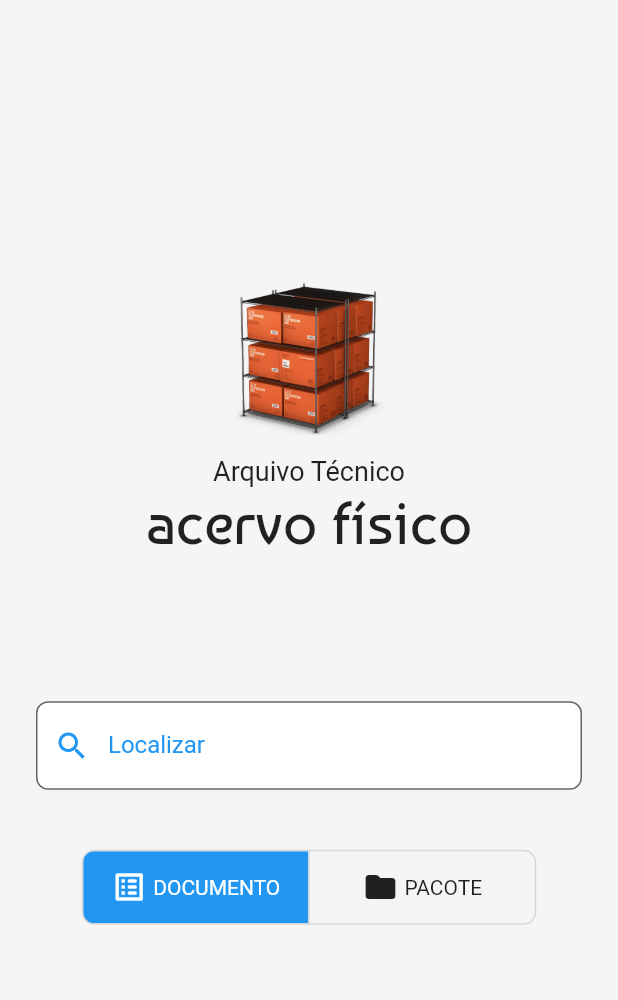
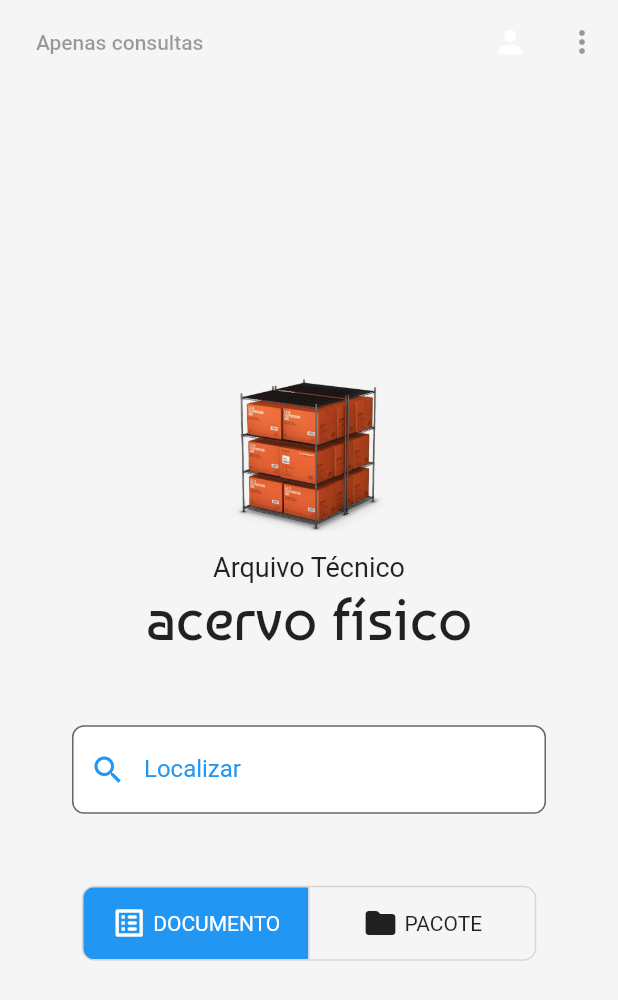
Before and after one commit to jeffpontocom/acervo_fisico, a Flutter app: the screen it shows after launch, on a phone screen of 412 x 824 dp. Shown: the top 1000 px of the screen. Run offline on Flutter 3.47's test engine with Material 2 defaults, Android fonts, the phone set to English and light mode, and no system bars; our stand-ins replace parse_server_sdk_flutter; statements that could not run were skipped.

Commit message:
Simple commit

```diff
--- a/lib/views/home.dart
+++ b/lib/views/home.dart
@@ -1,6 +1,11 @@
+import 'dart:ui';
+
 import 'package:acervo_fisico/controllers/localizar_documento.dart';
 import 'package:acervo_fisico/controllers/localizar_pacote.dart';
+import 'package:acervo_fisico/main.dart';
 import 'package:flutter/material.dart';
+
+import 'login.dart';
 
 enum contexto { documentos, pacotes }
 
@@ -9,6 +14,11 @@ class MyApp extends StatelessWidget {
   Widget build(BuildContext context) {
     return MaterialApp(
       title: 'Acervo físico',
+      theme: ThemeData(
+        primarySwatch: Colors.blue,
+        visualDensity: VisualDensity.adaptivePlatformDensity,
+      ),
+      debugShowCheckedModeBanner: false,
       home: MyHomePage(),
     );
   }
@@ -71,10 +81,36 @@ class _MyHomePageState extends State<MyHomePage> {
   @override
   Widget build(BuildContext context) {
     return Scaffold(
+      appBar: AppBar(
+        backgroundColor: Colors.transparent,
+        shadowColor: Colors.transparent,
+        foregroundColor: Colors.black54,
+        title: TextButton(
+          onPressed: null,
+          child: Text(currentUser != null
+              ? currentUser!.emailAddress!
+              : 'Apenas consultas'),
+        ),
+        leadingWidth: 0,
+        actions: [
+          IconButton(
+            onPressed: () => LoginLogout(context),
+            icon: Icon(Icons.person),
+          ),
+          IconButton(
+            onPressed: null,
+            icon: Icon(Icons.more_vert_rounded),
+          ),
+        ],
+      ),
       backgroundColor: Colors.grey.shade100,
       body: Center(
-        child: Column(
-          mainAxisAlignment: MainAxisAlignment.center,
+        child: Wrap(
+          direction: Axis.vertical,
+          //alignment: WrapAlignment.spaceAround,
+          //runAlignment: WrapAlignment.spaceAround,
+          crossAxisAlignment: WrapCrossAlignment.center,
+          runSpacing: 32.0,
           children: <Widget>[
             Image(
               image: AssetImage('assets/icons/ic_launcher2.png'),
@@ -94,12 +130,14 @@ class _MyHomePageState extends State<MyHomePage> {
                 fontFamily: 'Baumans',
               ),
             ),
-            Padding(
-              padding: const EdgeInsets.all(36.0),
-            ),
+            Column(
+              mainAxisSize: MainAxisSize.min,
+              children: [
                 Container(
-              padding: EdgeInsets.all(24.0),
-              constraints: BoxConstraints(minWidth: 100, maxWidth: 600),
+                  padding: EdgeInsets.all(48.0),
+                  constraints: BoxConstraints(
+                      minWidth: MediaQuery.of(context).size.width * 0.5,
+                      maxWidth: MediaQuery.of(context).size.width),
                   child: TextField(
                     controller: _searchController,
                     onSubmitted: (value) {
@@ -134,7 +172,8 @@ class _MyHomePageState extends State<MyHomePage> {
                           borderRadius: BorderRadius.all(
                             Radius.circular(8.0),
                           ),
-                      borderSide: BorderSide(color: _cores[_contextoAtual])),
+                          borderSide:
+                              BorderSide(color: _cores[_contextoAtual])),
                       border: OutlineInputBorder(
                         borderRadius: BorderRadius.all(
                           Radius.circular(8.0),
@@ -142,9 +181,6 @@ class _MyHomePageState extends State<MyHomePage> {
                       ),
                     ),
                   ),
-            ),
-            Padding(
-              padding: const EdgeInsets.all(8.0),
                 ),
                 ToggleButtons(
                   children: <Widget>[
@@ -192,9 +228,9 @@ class _MyHomePageState extends State<MyHomePage> {
                       }
                     });
                   },
-                isSelected: _isSelected),
-            Padding(
-              padding: const EdgeInsets.all(16.0),
+                  isSelected: _isSelected,
+                ),
+              ],
             ),
           ],
         ),
```
Also changed, not shown: lib/main.dart (+8 -0 lines), lib/views/login.dart (added, +390 -0 lines). Lines whose indentation alone changed are shown as unchanged.
